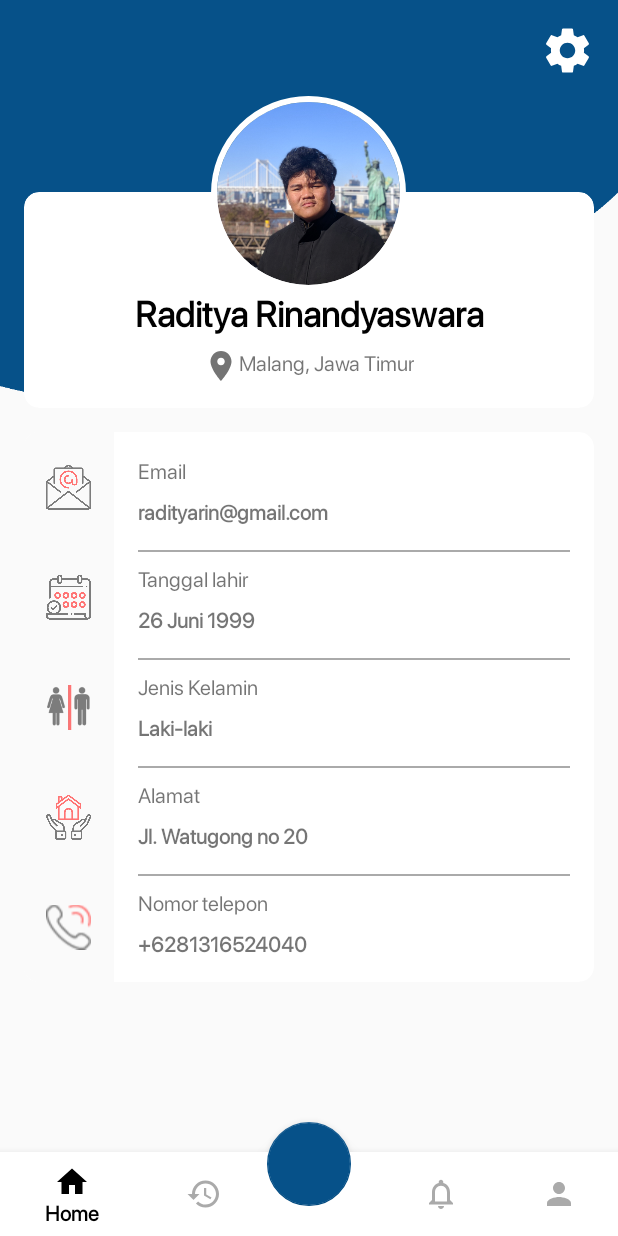
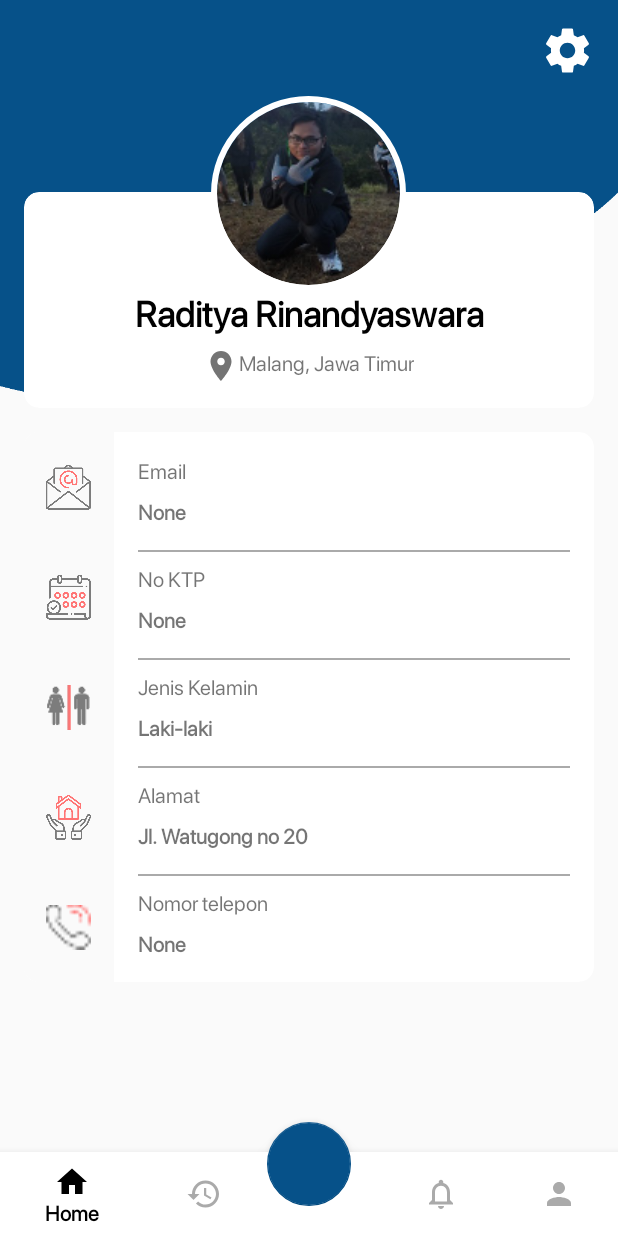
Before and after one commit to radityarin/Nulungi, an Android app: the fragment ProfileFragment placed in its activity, on a phone screen of 412 x 824 dp. Run offline under Robolectric (Android 15) with nearby library versions, the phone set to English and light mode, and no system bars; our stand-ins replace CircleImageView, Firebase (no records; nobody signed in at launch, a user with empty details on screens opened directly); 4 statements that could not run were skipped.

```diff
--- a/app/src/main/java/com/rai/nulungi/ProfileFragment.java
+++ b/app/src/main/java/com/rai/nulungi/ProfileFragment.java
@@ -3,6 +3,7 @@ package com.rai.nulungi;
 import android.content.Intent;
 import android.os.Bundle;
 import android.support.v4.app.Fragment;
+import android.util.Log;
 import android.view.LayoutInflater;
 import android.view.View;
 import android.view.ViewGroup;
@@ -12,6 +13,13 @@ import android.widget.LinearLayout;
 import android.widget.TextView;
 
 import com.google.firebase.auth.FirebaseAuth;
+import com.google.firebase.database.DataSnapshot;
+import com.google.firebase.database.DatabaseError;
+import com.google.firebase.database.DatabaseReference;
+import com.google.firebase.database.FirebaseDatabase;
+import com.google.firebase.database.ValueEventListener;
+
+import static android.content.ContentValues.TAG;
 
 public class ProfileFragment extends Fragment {
 
@@ -58,6 +66,30 @@ public class ProfileFragment extends Fragment {
                 linearLayout_setting.setVisibility(View.INVISIBLE);
             }
         });
+        FirebaseAuth auth = FirebaseAuth.getInstance();
+        FirebaseDatabase database = FirebaseDatabase.getInstance();
+        DatabaseReference myRef = database.getReference("Detail Pengguna").child(auth.getUid());
+        myRef.addValueEventListener(new ValueEventListener() {
+            @Override
+            public void onDataChange(DataSnapshot dataSnapshot) {
+                Profil profil = dataSnapshot.getValue(Profil.class);
+                TextView nama = (TextView) view.findViewById(R.id.namaprofile);
+                TextView email = (TextView) view.findViewById(R.id.emailprofile);
+                TextView noktp = (TextView) view.findViewById(R.id.noktpprofile);
+                TextView nohp = (TextView) view.findViewById(R.id.nohpprofile);
+                nama.setText(profil.getNamaUser());
+                email.setText(profil.getEmailUser());
+                noktp.setText(profil.getNoKTP());
+                nohp.setText(profil.getNomorHP());
+
+            }
+
+            @Override
+            public void onCancelled(DatabaseError error) {
+                // Failed to read value
+                Log.w(TAG, "Failed to read value.", error.toException());
+            }
+        });
         return view;
     }
 
--- a/app/src/main/res/layout/fragment_profile.xml
+++ b/app/src/main/res/layout/fragment_profile.xml
@@ -74,6 +74,7 @@
                 android:orientation="vertical">
 
                 <TextView
+                    android:id="@+id/namaprofile"
                     android:layout_width="match_parent"
                     android:layout_height="wrap_content"
                     android:layout_marginTop="64dp"
@@ -173,11 +174,12 @@
                         android:text="Email" />
 
                     <TextView
+                        android:id="@+id/emailprofile"
                         android:layout_marginTop="8dp"
                         android:layout_width="match_parent"
                         android:layout_height="wrap_content"
                         android:textStyle="bold"
-                        android:text="radityarin@gmail.com" />
+                        android:text="None" />
 
                     <TextView
                         android:layout_width="match_parent"
@@ -189,14 +191,15 @@
                         android:layout_marginTop="8dp"
                         android:layout_width="match_parent"
                         android:layout_height="wrap_content"
-                        android:text="Tanggal lahir" />
+                        android:text="No KTP" />
 
                     <TextView
+                        android:id="@+id/noktpprofile"
                         android:layout_marginTop="8dp"
                         android:layout_width="match_parent"
                         android:layout_height="wrap_content"
                         android:textStyle="bold"
-                        android:text="26 Juni 1999" />
+                        android:text="None" />
 
                     <TextView
                         android:layout_width="match_parent"
@@ -249,11 +252,12 @@
                         android:text="Nomor telepon" />
 
                     <TextView
+                        android:id="@+id/nohpprofile"
                         android:layout_marginTop="8dp"
                         android:layout_width="match_parent"
                         android:layout_height="wrap_content"
                         android:textStyle="bold"
-                        android:text="+6281316524040" />
+                        android:text="None" />
 
 
                 </LinearLayout>
```
Also changed, not shown: app/src/main/java/com/rai/nulungi/LoginPage.java (+7 -0 lines), app/build.gradle (line endings or trailing spaces), app/src/main/res/drawable-v24/testfoto.png (deleted), app/src/main/res/drawable-xxhdpi/email.png (renamed from app/src/main/res/drawable-v24/email.png), app/src/main/res/drawable-xxhdpi/home.png (renamed from app/src/main/res/drawable-v24/home.png), app/src/main/res/drawable-xxhdpi/malefemale.png (renamed from app/src/main/res/drawable-v24/malefemale.png), app/src/main/res/drawable-xxhdpi/phone.png (renamed from app/src/main/res/drawable-v24/phone.png), app/src/main/res/drawable-xxhdpi/schedule.png (renamed from app/src/main/res/drawable-v24/schedule.png), app/src/main/res/drawable-xxhdpi/testfoto.jpg (added).
